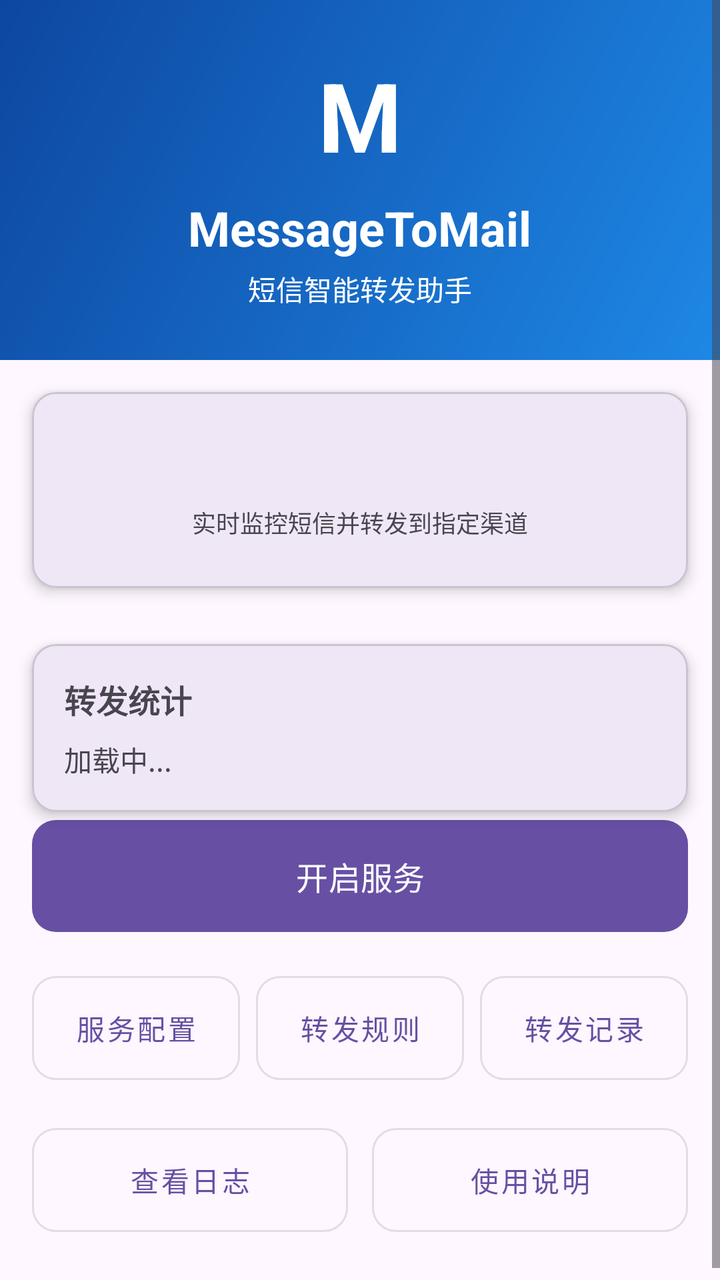
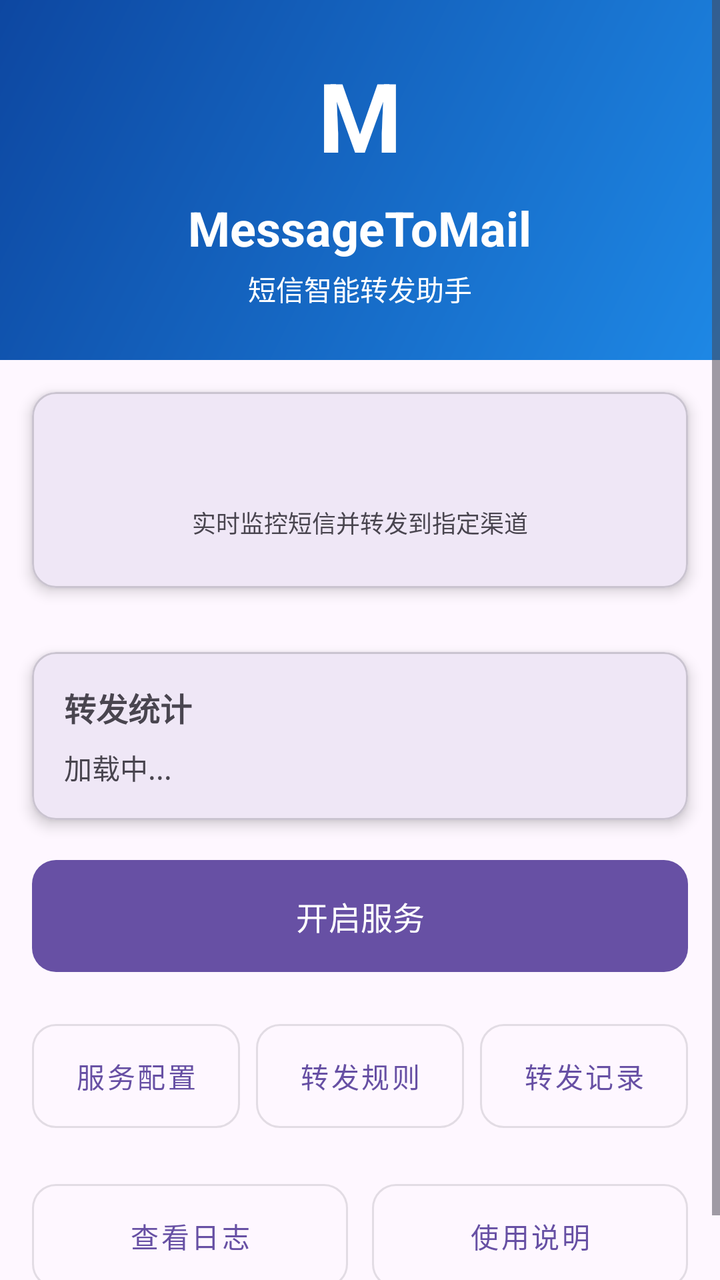

An Android layout rendered at two revisions. The XML below is the earlier revision; the diff shows what the commit changed to produce the second picture.
<!-- AndroidManifest.xml: application theme Theme.MessageToMail -->
<!-- res/layout/activity_main.xml -->
<?xml version="1.0" encoding="utf-8"?>
<layout xmlns:tools="http://schemas.android.com/tools"
    xmlns:android="http://schemas.android.com/apk/res/android"
    xmlns:app="http://schemas.android.com/apk/res-auto">
    <data>
        <variable
            name="logText"
            type="com.example.messagetomail.model.LogViewModel" />
    </data>

    <ScrollView
        android:layout_width="match_parent"
        android:layout_height="match_parent"
        android:fillViewport="true"
        android:background="?android:attr/colorBackground">

        <LinearLayout
            android:layout_width="match_parent"
            android:layout_height="wrap_content"
            android:orientation="vertical">

            <LinearLayout
                android:layout_width="match_parent"
                android:layout_height="180dp"
                android:background="@drawable/bg_header_gradient"
                android:gravity="center"
                android:orientation="vertical">

                <TextView
                    android:layout_width="wrap_content"
                    android:layout_height="wrap_content"
                    android:text="M"
                    android:textColor="?attr/colorOnPrimary"
                    android:textSize="48sp"
                    android:textStyle="bold" />

                <TextView
                    android:layout_width="wrap_content"
                    android:layout_height="wrap_content"
                    android:layout_marginTop="8dp"
                    android:text="MessageToMail"
                    android:textColor="?attr/colorOnPrimary"
                    android:textSize="24sp"
                    android:textStyle="bold" />

                <TextView
                    android:layout_width="wrap_content"
                    android:layout_height="wrap_content"
                    android:layout_marginTop="4dp"
                    android:text="@string/app_subtitle"
                    android:textColor="?attr/colorOnPrimary"
                    android:textSize="14sp" />
            </LinearLayout>

            <com.google.android.material.card.MaterialCardView
                android:layout_width="match_parent"
                android:layout_height="wrap_content"
                android:layout_margin="16dp"
                app:cardCornerRadius="12dp"
                app:cardElevation="4dp">

                <LinearLayout
                    android:layout_width="match_parent"
                    android:layout_height="wrap_content"
                    android:gravity="center"
                    android:orientation="vertical"
                    android:padding="24dp">

                    <TextView
                        android:id="@+id/textView"
                        android:layout_width="wrap_content"
                        android:layout_height="wrap_content"
                        android:text="@{logText.content}"
                        android:textColor="?attr/colorPrimary"
                        android:textSize="18sp"
                        android:textStyle="bold" />

                    <TextView
                        android:layout_width="wrap_content"
                        android:layout_height="wrap_content"
                        android:layout_marginTop="8dp"
                        android:text="@string/app_desc"
                        android:textColor="?android:attr/textColorSecondary"
                        android:textSize="12sp" />
                </LinearLayout>
            </com.google.android.material.card.MaterialCardView>

            <com.google.android.material.card.MaterialCardView
                android:layout_width="match_parent"
                android:layout_height="wrap_content"
                android:layout_marginHorizontal="16dp"
                android:layout_marginTop="12dp"
                app:cardCornerRadius="12dp"
                app:cardElevation="4dp">

                <LinearLayout
                    android:layout_width="match_parent"
                    android:layout_height="wrap_content"
                    android:orientation="vertical"
                    android:padding="16dp">

                    <TextView
                        android:layout_width="wrap_content"
                        android:layout_height="wrap_content"
                        android:text="转发统计"
                        android:textSize="16sp"
                        android:textStyle="bold" />

                    <TextView
                        android:id="@+id/tvStats"
                        android:layout_width="wrap_content"
                        android:layout_height="wrap_content"
                        android:layout_marginTop="8dp"
                        android:text="加载中..."
                        android:textSize="14sp"
                        android:lineSpacingMultiplier="1.3" />
                </LinearLayout>
            </com.google.android.material.card.MaterialCardView>

            <LinearLayout
                android:layout_width="match_parent"
                android:layout_height="wrap_content"
                android:orientation="vertical"
                android:paddingHorizontal="16dp"
                android:paddingBottom="24dp">

                <com.google.android.material.button.MaterialButton
                    android:id="@+id/button"
                    android:layout_width="match_parent"
                    android:layout_height="64dp"
                    android:text="@string/start_button_text"
                    android:textSize="16sp"
                    app:cornerRadius="12dp" />

                <LinearLayout
                    android:layout_width="match_parent"
                    android:layout_height="wrap_content"
                    android:layout_marginTop="12dp"
                    android:orientation="horizontal">

                    <com.google.android.material.button.MaterialButton
                        android:id="@+id/btnSettings"
                        style="@style/Widget.MaterialComponents.Button.OutlinedButton"
                        android:layout_width="0dp"
                        android:layout_height="64dp"
                        android:layout_marginEnd="4dp"
                        android:layout_weight="1"
                        android:text="@string/settings"
                        android:textSize="14sp"
                        app:cornerRadius="12dp" />

                    <com.google.android.material.button.MaterialButton
                        android:id="@+id/btnFilterRule"
                        style="@style/Widget.MaterialComponents.Button.OutlinedButton"
                        android:layout_width="0dp"
                        android:layout_height="64dp"
                        android:layout_marginStart="4dp"
                        android:layout_marginEnd="4dp"
                        android:layout_weight="1"
                        android:text="@string/filter_rule"
                        android:textSize="14sp"
                        app:cornerRadius="12dp" />

                    <com.google.android.material.button.MaterialButton
                        android:id="@+id/btnHistory"
                        style="@style/Widget.MaterialComponents.Button.OutlinedButton"
                        android:layout_width="0dp"
                        android:layout_height="64dp"
                        android:layout_marginStart="4dp"
                        android:layout_weight="1"
                        android:text="转发记录"
                        android:textSize="14sp"
                        app:cornerRadius="12dp" />
                </LinearLayout>

                <LinearLayout
                    android:layout_width="match_parent"
                    android:layout_height="wrap_content"
                    android:layout_marginTop="12dp"
                    android:orientation="horizontal">

                    <com.google.android.material.button.MaterialButton
                        android:id="@+id/btnLogs"
                        style="@style/Widget.MaterialComponents.Button.OutlinedButton"
                        android:layout_width="0dp"
                        android:layout_height="64dp"
                        android:layout_marginEnd="6dp"
                        android:layout_weight="1"
                        android:text="@string/view_logs"
                        android:textSize="14sp"
                        app:cornerRadius="12dp" />

                    <com.google.android.material.button.MaterialButton
                        android:id="@+id/btnHelp"
                        style="@style/Widget.MaterialComponents.Button.OutlinedButton"
                        android:layout_width="0dp"
                        android:layout_height="64dp"
                        android:layout_marginStart="6dp"
                        android:layout_weight="1"
                        android:text="@string/help"
                        android:textSize="14sp"
                        app:cornerRadius="12dp" />
                </LinearLayout>
            </LinearLayout>

        </LinearLayout>
    </ScrollView>
</layout>
<!-- resources referenced by this layout -->
<resources>
  <!-- drawable bg_header_gradient (drawable) -->
  <?xml version="1.0" encoding="utf-8"?>
  <shape xmlns:android="http://schemas.android.com/apk/res/android"
      android:shape="rectangle">
      <gradient
          android:startColor="#FF1E88E5"
          android:endColor="#FF0D47A1"
          android:angle="135" />
  </shape>
  <string name="app_desc">实时监控短信并转发到指定渠道</string>
  <string name="app_subtitle">短信智能转发助手</string>
  <string name="filter_rule">转发规则</string>
  <string name="help">使用说明</string>
  <string name="settings">服务配置</string>
  <string name="start_button_text">开启服务</string>
  <string name="view_logs">查看日志</string>
  <style name="Theme.MessageToMail" parent="Base.Theme.MessageToMail" />
  <style name="Base.Theme.MessageToMail" parent="Theme.Material3.DayNight.NoActionBar">
          
          
      </style>
</resources>

<!-- the commit's change to res/layout/activity_main.xml (unified diff, before → after) -->
@@ -89,7 +89,7 @@
                 android:layout_width="match_parent"
                 android:layout_height="wrap_content"
                 android:layout_marginHorizontal="16dp"
-                android:layout_marginTop="12dp"
+                android:layout_marginTop="16dp"
                 app:cardCornerRadius="12dp"
                 app:cardElevation="4dp">
 
@@ -120,6 +120,7 @@
             <LinearLayout
                 android:layout_width="match_parent"
                 android:layout_height="wrap_content"
+                android:layout_marginTop="16dp"
                 android:orientation="vertical"
                 android:paddingHorizontal="16dp"
                 android:paddingBottom="24dp">
@@ -135,7 +136,7 @@
                 <LinearLayout
                     android:layout_width="match_parent"
                     android:layout_height="wrap_content"
-                    android:layout_marginTop="12dp"
+                    android:layout_marginTop="16dp"
                     android:orientation="horizontal">
 
                     <com.google.android.material.button.MaterialButton
@@ -176,7 +177,7 @@
                 <LinearLayout
                     android:layout_width="match_parent"
                     android:layout_height="wrap_content"
-                    android:layout_marginTop="12dp"
+                    android:layout_marginTop="16dp"
                     android:orientation="horizontal">
 
                     <com.google.android.material.button.MaterialButton
